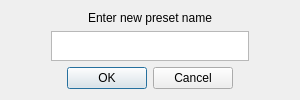
This is player_ui/savenewdial.ui in Robo-sapiens/HackMoscow as Qt 5 draws it before an edit. The edited form follows.
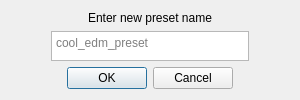
This is the edited form.

Patch:
```diff
--- a/player_ui/savenewdial.ui
+++ b/player_ui/savenewdial.ui
@@ -81,7 +81,17 @@
                 </widget>
             </item>
             <item row="1" column="1">
-                <widget class="QTextEdit" name="editNewName"/>
+    <widget class="QTextEdit" name="editNewName">
+     <property name="minimumSize">
+      <size>
+       <width>0</width>
+       <height>27</height>
+      </size>
+     </property>
+     <property name="placeholderText">
+      <string>cool_edm_preset</string>
+     </property>
+    </widget>
             </item>
             <item row="0" column="1">
                 <widget class="QLabel" name="label">
```
Left out of the diff: 5 changed lines with no effect on the pictures. Lines whose indentation alone changed are shown as unchanged.
